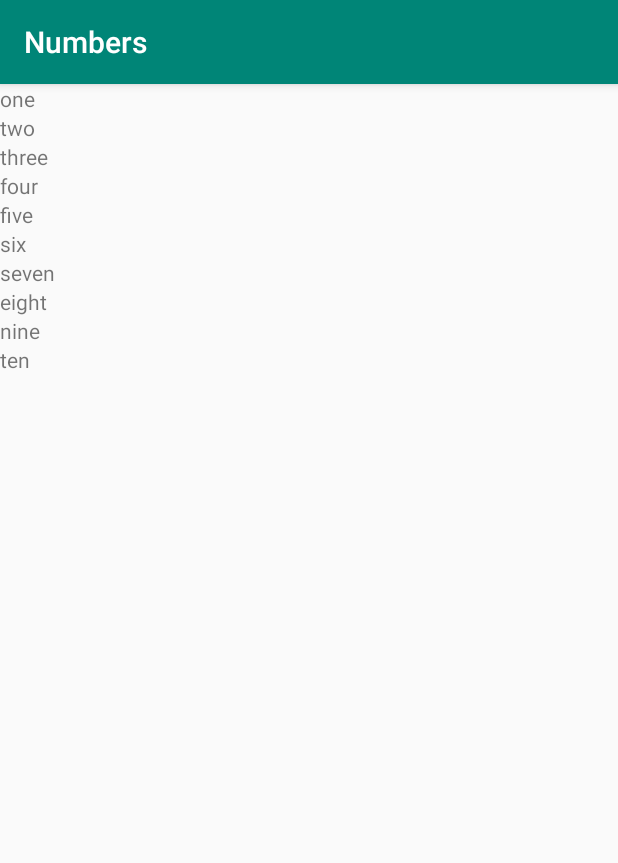
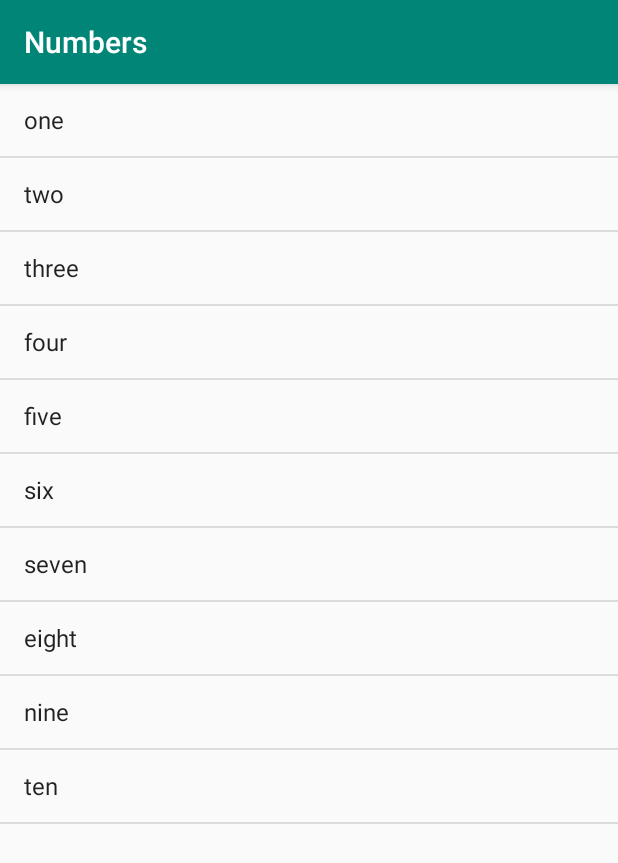
Before and after one commit to FadyFawzyOfficial/Miwok, an Android app: the NumbersActivity screen opened directly, with no data from a screen before it, on a phone screen of 412 x 824 dp. Shown: the top 863 px of the screen. Run offline under Robolectric (Android 15) with nearby library versions, the light colour scheme and no system bars.

Commit message:
1.11 Display list of words with ListView and ArrayAdapter

```diff
--- a/app/src/main/java/com/engineerfadyfawzi/miwok/NumbersActivity.java
+++ b/app/src/main/java/com/engineerfadyfawzi/miwok/NumbersActivity.java
@@ -3,9 +3,8 @@
 import androidx.appcompat.app.AppCompatActivity;
 
 import android.os.Bundle;
-import android.util.Log;
-import android.widget.LinearLayout;
-import android.widget.TextView;
+import android.widget.ArrayAdapter;
+import android.widget.ListView;
 
 import java.util.ArrayList;
 
@@ -31,23 +30,23 @@
         words.add( "nine" );
         words.add( "ten" );
 
-        // Find the root view we can add child views to it
-        LinearLayout rootView = findViewById( R.id.root_view );
+        // Create an {@link ArrayAdapter}, whose data source is a list of Strings.
+        // The adapter knows how to create layouts for each item in the list, using the
+        // simple_list_item_1.xml layout resource defined in the Android framework.
+        // This list item layout contains a single{@link TextView}, which the adapter
+        // will set to display a single word
+        ArrayAdapter< String > itemsAdapter =
+                new ArrayAdapter< String >( this, android.R.layout.simple_list_item_1, words );
 
-        // Keep looping until we've reached the end of the list (which means keep looping
-        // as long as the current index position is less than the length of the list).
-        // The index variable keeps track of our current position in the list and
-        // increments by 1 each time the code in the loop is executed.
-        for ( int index = 0; index < words.size(); index++ )
-        {
-            // Create a new TextView
-            TextView wordView = new TextView( this );
+        // Find the {@link ListView) object in the view hierarchy of the {@link Activity}.
+        // There should be a {@link ListView} with the view ID called list, which is declared
+        // in the activity_numbers.xml layout file.
+        ListView listView = findViewById( R.id.list_view );
 
-            // Set the text to be word at the current index
-            wordView.setText( words.get( index ) );
-
-            // Add this TextView as another child to the root view of this layout
-            rootView.addView( wordView );
-        }
+        // Make the {@link ListView} use the {@link ArrayAdapter} we created above, so that the
+        // {@link ListView} will display list items for each word in the list of words.
+        // Do this by calling the setAdapter method on the {@link ListView} object and pass in
+        // 1 argument, which is the {@link ArrayAdapter} with the variable name itemsAdapter.
+        listView.setAdapter( itemsAdapter );
     }
 }
--- a/app/src/main/res/layout/activity_numbers.xml
+++ b/app/src/main/res/layout/activity_numbers.xml
@@ -1,12 +1,10 @@
 <?xml version="1.0" encoding="utf-8"?>
-<LinearLayout
+<ListView
 	xmlns:android = "http://schemas.android.com/apk/res/android"
 	xmlns:app = "http://schemas.android.com/apk/res-auto"
 	xmlns:tools = "http://schemas.android.com/tools"
-	android:id = "@+id/root_view"
+	android:id = "@+id/list_view"
 	android:layout_width = "match_parent"
 	android:layout_height = "match_parent"
 	android:orientation = "vertical"
-	tools:context = ".NumbersActivity">
-
-</LinearLayout>
+	tools:context = ".NumbersActivity" />
```
